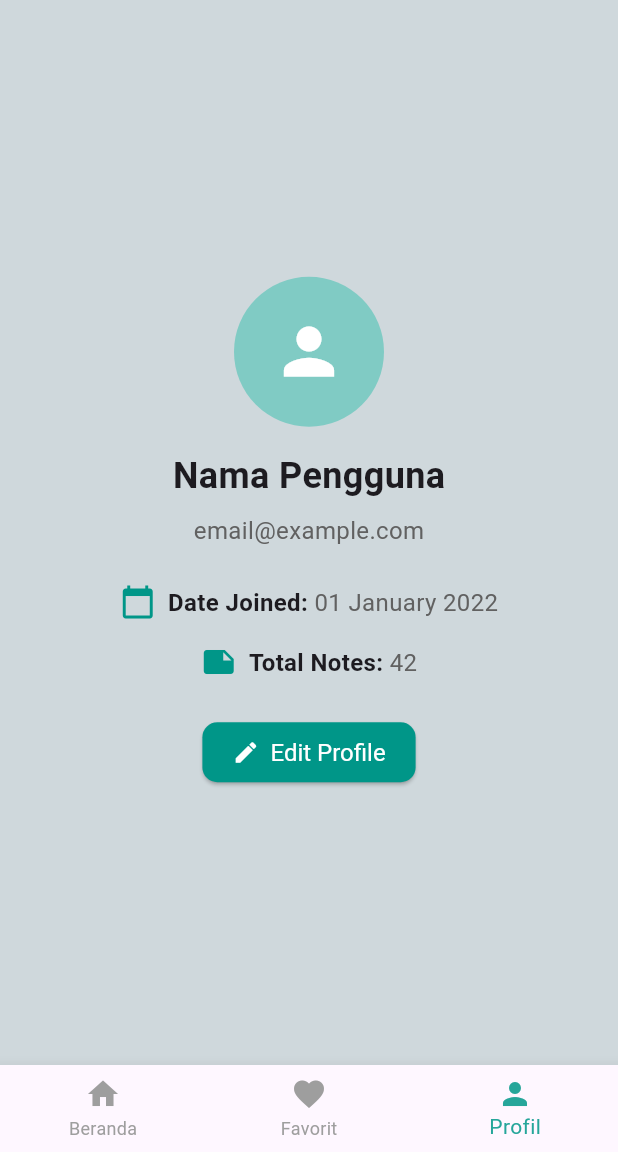
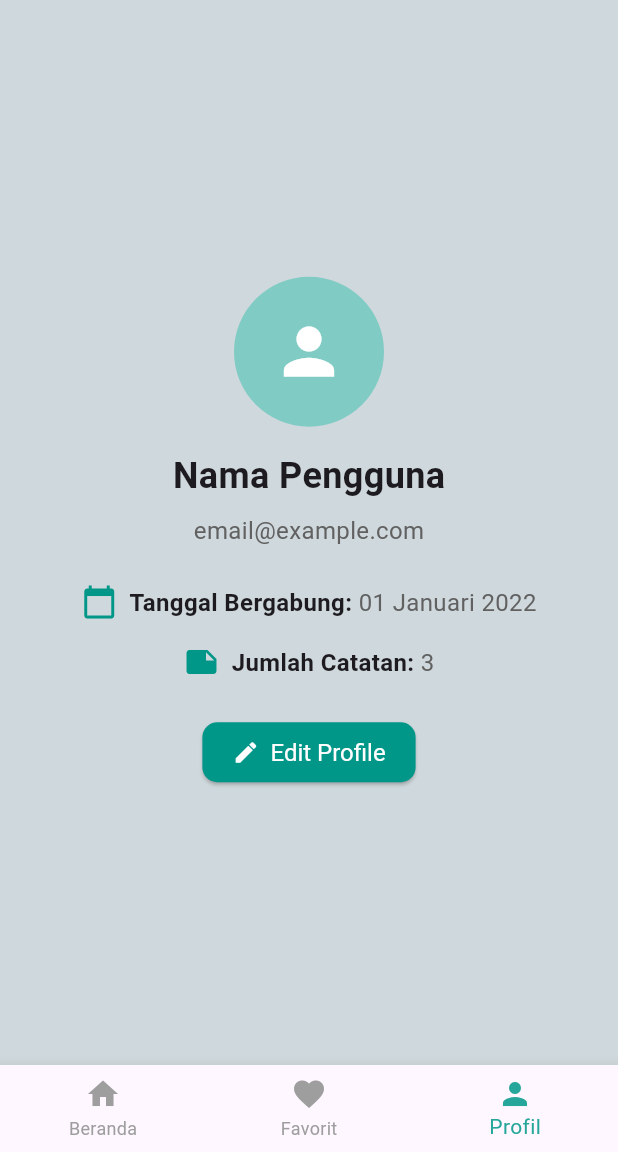
Before and after one commit to AwwaliyahAliyah/tekber-fp, a Flutter app: the screen it shows after launch, item 3 of the bottom bar chosen, on a phone screen of 412 x 824 dp, the part 84-1236 px from its top. Run offline on Flutter 3.47's test engine with Material 3 defaults, Android fonts, the light colour scheme and no system bars.

Commit message:
edit profile page

```diff
--- a/lib/screens/profile.dart
+++ b/lib/screens/profile.dart
@@ -25,9 +25,9 @@ class ProfileScreen extends StatelessWidget {
               style: TextStyle(fontSize: 16, color: Colors.grey[700]),
             ),
             SizedBox(height: 24),
-            buildProfileDetailRow(Icons.calendar_today, 'Date Joined:', '01 January 2022'),
+            buildProfileDetailRow(Icons.calendar_today, 'Tanggal Bergabung:', '01 Januari 2022'),
             SizedBox(height: 16),
-            buildProfileDetailRow(Icons.note, 'Total Notes:', '42'),
+            buildProfileDetailRow(Icons.note, 'Jumlah Catatan:', '3'),
             SizedBox(height: 24),
             ElevatedButton.icon(
               onPressed: () {
```
